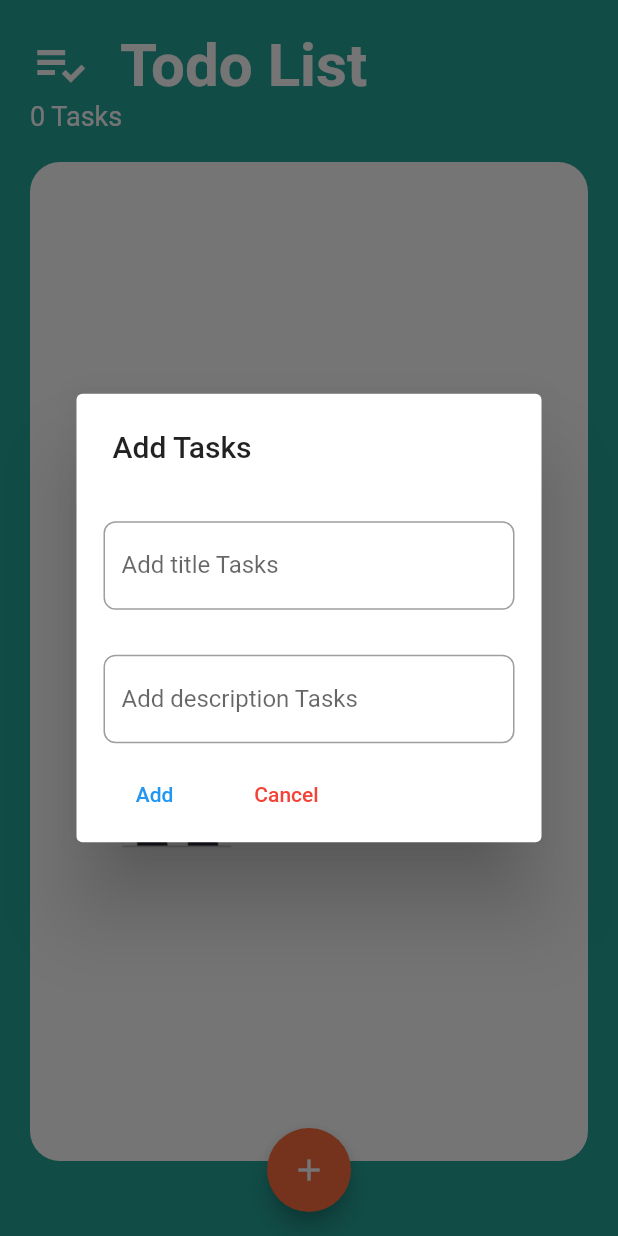
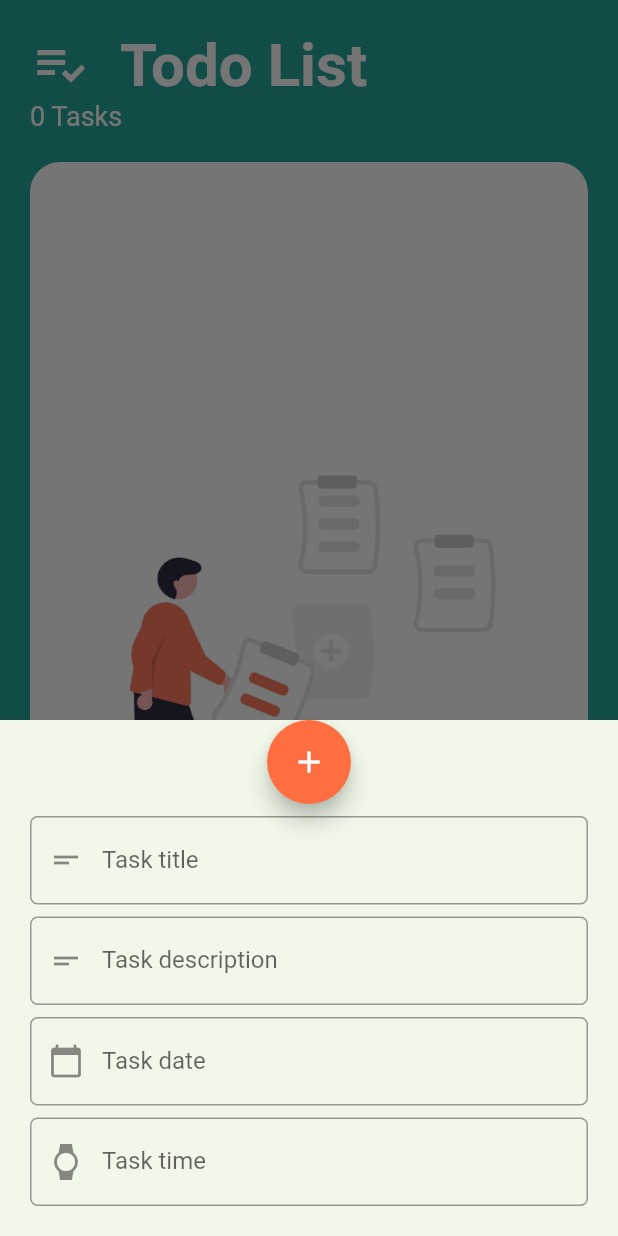
Before and after one commit to islamelgendy1990/Todo_List_App, a Flutter app: the screen it shows after launch, after a tap on the "add" icon, on a phone screen of 412 x 824 dp. Run offline on Flutter 3.47's test engine with Material 2 defaults, Android fonts, the phone set to English and light mode, and no system bars; our stand-ins replace bloc, flutter_bloc, flutter_slidable, sqflite; accounts and stored records are empty.

Commit message:
add bottom sheet

```diff
--- a/lib/bloc/task_cubit.dart
+++ b/lib/bloc/task_cubit.dart
@@ -14,9 +14,15 @@ class TaskCubit extends Cubit<TaskStates> {
     return BlocProvider.of(context);
   }
 
+  final GlobalKey<FormState> FromKey = GlobalKey<FormState>();
+  var scaffoldKey = GlobalKey<ScaffoldState>();
 
   TextEditingController titleTextController = TextEditingController();
   TextEditingController descriptionTextController = TextEditingController();
+
+
+  TextEditingController dateController = TextEditingController();
+  TextEditingController timeController = TextEditingController();
 
 
   late Database database;
@@ -26,15 +32,17 @@ class TaskCubit extends Cubit<TaskStates> {
 
    int? id ;
 
+  bool fIcon = false;
+
 
 
   void createDataBase() async {
-    database = await openDatabase('demo.db', version: 1,
+    database = await openDatabase('demoo.db', version: 1,
         onCreate: (database, version) {
           print('database created');
           database
               .execute(
-              'CREATE TABLE tasks (id INTEGER PRIMARY KEY, title TEXT, description TEXT)')
+              'CREATE TABLE taskAll (id INTEGER PRIMARY KEY, title TEXT, description TEXT, date TEXT, time TEXT)')
               .then((value) {
             print('table Created');
           }).catchError((error) {});
@@ -49,11 +57,13 @@ class TaskCubit extends Cubit<TaskStates> {
   void insertToDataBase({
     required String title,
     required String description,
+    required String date,
+    required String time,
   }) {
     database.transaction((txn) async {
       await txn
           .rawInsert(
-          'INSERT INTO tasks(title, description) VALUES("$title","$description")')
+          'INSERT INTO taskAll(title, description, date, time) VALUES("$title","$description","$date","$time")')
           .then((value) {
         print('$value inserted successfully');
         emit(InsertDatabaseStates());
@@ -66,34 +76,57 @@ class TaskCubit extends Cubit<TaskStates> {
 
 
   void getDataFromDatabase(database) async {
-    tasksList = await database.rawQuery('SELECT * FROM tasks');
+    tasksList = await database.rawQuery('SELECT * FROM taskAll');
     emit(GetDatabaseStates());
     print(tasksList);
   }
 
 
 
-  // void deleteDataFromDatabase({ required int id}) async
-  // {
-  //   database.rawDelete('DELETE FROM tasks WHERE id = ?', [id]).then((value) {
-  //     getDataFromDatabase(database);
-  //     emit(DeleteDatabaseStates());
-  //   });
-  // }
-
-
 
   void deleteFromDatabase({ required int id,}) async
   {
-    await database.rawDelete('DELETE FROM tasks WHERE id = ?', [id]).then((value) {
+    await database.rawDelete('DELETE FROM taskAll WHERE id = ?', [id]).then((value) {
+
       print('$value item is deleted from database');
       emit(DeleteDatabaseStates());
+
       getDataFromDatabase(database);
+
     }).catchError((onError) {
       print(onError);
     });
   }
 
 
+  void updateFromDatabase({
+    required int id,
+    required String title,
+    required String description,
+    required String date,
+    required String time,
+
+  }) {
+    database.rawUpdate('UPDATE taskAll SET title=?,description=?,date=?,time=? WHERE id = ?', [
+      id,
+      title,
+      description,
+      date,
+      time,
+    ]).then((value) {
+      emit(UpdateDatabaseStates());
+      print('item is update');
+    }).catchError((error) {
+      print('error is ${error.toString()}');
+    });
+  }
+
+
+  void changeIcon() {
+    fIcon = !fIcon;
+    emit(ChangeIconBottomSheet());
+  }
+
+
 
 }
--- a/lib/models/task.dart
+++ b/lib/models/task.dart
@@ -4,23 +4,29 @@ class Task {
   int? id;
   String? title;
   String? description;
+  String? date;
+  String? time;
 
   Task({
     this.id,
     this.title,
     this.description,
+    this.date,
+    this.time,
   });
 
   Task.fromMap(Map map) :
-        this.id = map['id'],
-        this.title = map['title'],
-        this.description = map['description'];
+      this.id = map['id'],
+      this.title = map['title'],
+      this.description = map['description'];
 
   Map toMap(){
     return {
       'id': this.id,
       'title': this.title,
       'description': this.description,
+      'date': this.date,
+      'time': this.time,
     };
   }
 }
--- a/lib/states/task_states.dart
+++ b/lib/states/task_states.dart
@@ -13,3 +13,7 @@
    class GetDatabaseStates extends TaskStates {}
 
    class DeleteDatabaseStates extends TaskStates {}
+
+   class UpdateDatabaseStates extends TaskStates {}
+
+   class ChangeIconBottomSheet extends TaskStates {}
--- a/lib/ui/home_page.dart
+++ b/lib/ui/home_page.dart
@@ -1,9 +1,12 @@
 import 'package:flutter/cupertino.dart';
 import 'package:flutter/material.dart';
+import 'package:flutter/services.dart';
 import 'package:flutter_bloc/flutter_bloc.dart';
 import 'package:todo_list_app/bloc/task_cubit.dart';
-import 'package:todo_list_app/models/task.dart';
 import 'package:todo_list_app/states/task_states.dart';
+import 'package:intl/intl.dart';
+import 'package:flutter_slidable/flutter_slidable.dart';
+
 
 
 class HomePage extends StatelessWidget {
@@ -22,10 +25,10 @@ class HomePage extends StatelessWidget {
         listener: (BuildContext context, state){},
         builder: (BuildContext context, state){
 
-
           var cubit = TaskCubit.get(context);
 
-
+          var height= MediaQuery.of(context).size.height;
+          var width= MediaQuery.of(context).size.width;
 
           return Scaffold(
             backgroundColor: Colors.teal[400],
@@ -67,86 +70,91 @@ class HomePage extends StatelessWidget {
                                     crossAxisAlignment: CrossAxisAlignment.center,
                                     children: [
                                       const SizedBox(height: 5,),
-                                      Dismissible(
-                                          key: Key(cubit.tasksList[index]['id'].toString()),
-                                          onDismissed: (direction)
-                                          {
-                                            if (direction == DismissDirection.startToEnd) {
-                                              cubit.deleteFromDatabase(id: cubit.tasksList[index]['id']);
-                                            } else {
-                                              cubit.deleteFromDatabase(id: cubit.tasksList[index]['id']);
-                                            }
-                                          },
-                                        background: Container(
-                                          color: Colors.red,
-                                          child: Padding(
-                                            padding: const EdgeInsets.all(15),
-                                            child: Row(
-                                              mainAxisAlignment: MainAxisAlignment.start,
-                                              children: const [
-                                                Icon(Icons.delete, color: Colors.white),
-                                                Text('Move to trash', style: TextStyle(color: Colors.white)),
-                                              ],
+                                      Slidable(
+                                        key: const ValueKey(0),
+                                        startActionPane: ActionPane(
+                                          motion: const ScrollMotion(),
+                                          children: [
+                                            SlidableAction(
+                                              onPressed: (context){
+                                                cubit.deleteFromDatabase(id: cubit.tasksList[index]['id']);
+                                              },
+                                              backgroundColor: const Color(0xFFFE4A49),
+                                              foregroundColor: Colors.white,
+                                              icon: Icons.delete,
+                                              label: 'Delete',
                                             ),
-                                          ),
+                                          ],
                                         ),
-                                        secondaryBackground: Container(
-                                          color: Colors.red,
-                                          child: Padding(
-                                            padding: const EdgeInsets.all(15),
-                                            child: Row(
-                                              mainAxisAlignment: MainAxisAlignment.end,
-                                              children: const [
-                                                Icon(Icons.delete, color: Colors.white),
-                                                Text('Move to trash', style: TextStyle(color: Colors.white)),
-                                              ],
+                                        endActionPane: ActionPane(
+                                          motion: const ScrollMotion(),
+                                          children: [
+                                            SlidableAction(
+                                              onPressed: (context){
+                                                cubit.updateFromDatabase(id: cubit.tasksList[index]['id'], title: cubit.titleTextController.text, description: cubit.descriptionTextController.text, date: cubit.dateController.text, time: cubit.timeController.text);
+                                                bottomSheet(context, cubit);
+                                              },
+                                              backgroundColor: const Color(0xFF21B7CA),
+                                              foregroundColor: Colors.white,
+                                              icon: Icons.edit,
+                                              label: 'Update',
                                             ),
-                                          ),
+                                          ],
                                         ),
-                                        confirmDismiss: (DismissDirection direction) async {
-                                          return await showDialog(
-                                            context: context,
-                                            builder: (BuildContext context) {
-                                              return AlertDialog(
-                                                title: const Text("Delete Confirmation"),
-                                                content: const Text("Are you sure you want to delete this item?"),
-                                                actions: [
-                                                  FlatButton(
-                                                      onPressed: () => Navigator.of(context).pop(true),
-                                                      child: const Text("Delete")
-                                                  ),
-                                                  FlatButton(
-                                                    onPressed: () => Navigator.of(context).pop(false),
-                                                    child: const Text("Cancel"),
-                                                  ),
-                                                ],
-                                              );
-                                            },
-                                          );
-                                        },
                                           child: Padding(
                                             padding: const EdgeInsets.only(left: 0, right: 0),
                                             child: Card(
-                                              child: ListTile(
-                                                title: Text(
-                                                  cubit.tasksList[index]['title'].toString(),
-                                                  maxLines: 3,
-                                                  style: const TextStyle(fontSize: 15),
-                                                ),
-                                                isThreeLine: true,
-                                                subtitle: Text(
-                                                  cubit.tasksList[index]['description'].toString(),
-                                                  maxLines: 6,
-                                                  style: const TextStyle(fontWeight: FontWeight.bold, fontSize: 20),
+                                              child: Container(
+                                                height:(width>height)?width/2:height/7,
+                                                width: width,
+                                                padding: const EdgeInsets.all(12),
+                                                child: Row(
+                                                  mainAxisSize: MainAxisSize.min,
+                                                  children: [
+                                                    CircleAvatar(
+                                                        radius: 50,
+                                                        backgroundColor: Colors.teal[400],
+                                                        child: Text(cubit.tasksList[index]['time'].toString(),)),
+                                                    const SizedBox(width: 10),
+                                                    Expanded(
+                                                      child: Column(
+                                                        mainAxisSize: MainAxisSize.min,
+                                                        mainAxisAlignment: MainAxisAlignment.spaceBetween,
+                                                        children: [
+                                                          Text(cubit.tasksList[index]['title'].toString(),
+                                                            style: const TextStyle(
+                                                                color: Colors.black54,
+                                                                fontSize: 17,
+                                                                fontWeight: FontWeight.bold),maxLines: 1,),
+                                                          Text(cubit.tasksList[index]['description'].toString(),
+                                                            style: const TextStyle(
+                                                                color: Colors.black,
+                                                                fontSize: 17,
+                                                                fontWeight: FontWeight.bold),maxLines: 2,),
+                                                          const SizedBox(height: 10),
+                                                          Text(cubit.tasksList[index]['date'].toString(),
+                                                              style: const TextStyle(
+                                                                color: Colors.grey,
+                                                                fontSize: 14,
+                                                              )),
+                                                        ],
+                                                      ),
+                                                    ),
+                                                  ],
                                                 ),
                                               ),
                                               color: Colors.white,
-                                              elevation: 2,
+                                              elevation: 0,
                                               shadowColor: Colors.cyanAccent,
                                             ),
                                           ),
                                       ),
-                                      const SizedBox(height: 5,),
+                                       Divider(
+                                        color: Colors.grey[200],
+                                        endIndent: 10,
+                                        indent: 10,
+                                        thickness: 4,
+                                      ),
                                     ],
                                   ),
                                 )
@@ -161,80 +169,164 @@ class HomePage extends StatelessWidget {
             ),
             floatingActionButtonLocation: FloatingActionButtonLocation.centerFloat,
             floatingActionButton: FloatingActionButton(
-              onPressed: (){
-                _showDialog(context);
-              },
-              child: const Icon(Icons.add),
-              backgroundColor: Colors.deepOrangeAccent,
-            ),
+               child: const Icon(Icons.add),
+               backgroundColor: Colors.deepOrangeAccent,
+              onPressed: () {
+                bottomSheet(context, cubit);
+              }
+            )
           );
         },
       ),
     );
   }
-}
 
 
 
- void _showDialog(BuildContext context) {
-
-  var cubit = TaskCubit.get(context);
 
 
-  showDialog(
-    context: context,
-    builder: (BuildContext context) {
-      return AlertDialog(
-        title:  const Text("Add Tasks"),
-        actions: <Widget>[
-          Padding(
-            padding: const EdgeInsets.all(10),
-            child: TextField(
-              controller: cubit.titleTextController,
-              decoration: const InputDecoration(
-                  labelText: "Add title Tasks",
-                  border: OutlineInputBorder(
-                      borderRadius: BorderRadius.all(Radius.circular(8))
-                  )
-              ),
-            ),
-          ),
-          const SizedBox(height: 10,),
-          Padding(
-            padding: const EdgeInsets.all(10),
-            child: TextField(
-              controller: cubit.descriptionTextController,
-              decoration: const InputDecoration(
-                  labelText: "Add description Tasks",
-                  border: OutlineInputBorder(
-                      borderRadius: BorderRadius.all(Radius.circular(8))
-                  )
-              ),
-            ),
-          ),
-          Row(
-            children: [
-              MaterialButton(
-                child: const Text("Add", style: TextStyle(color: Colors.blue),),
-                onPressed: () {
-                  cubit.insertToDataBase(title: cubit.titleTextController.text, description: cubit.descriptionTextController.text);
-                 // cubit.getDataFromDatabase(cubit.database);
-                  cubit.titleTextController.clear();
-                  cubit.descriptionTextController.clear();
-                  Navigator.pop(context);
-                },
-              ),
-              MaterialButton(
-                child: const Text("Cancel", style: TextStyle(color: Colors.red),),
-                onPressed: () {
-                  Navigator.pop(context);
-                },
-              ),
-            ],
-          ),
-        ],
-      );
-    },
-    barrierDismissible: false,
-  );
+
+   bottomSheet(context, cubit) {
+     var cubit = TaskCubit.get(context);
+     showModalBottomSheet(context: context, builder: (BuildContext context){
+       return Container(
+       color: Colors.lightGreen.shade50,
+         padding: const EdgeInsets.only(bottom: 20, left: 20, right: 20),
+           child: Form(
+             key: cubit.FromKey,
+             child: Column(
+               mainAxisSize: MainAxisSize.min,
+               children: [
+                 FloatingActionButton(
+                     child: !cubit.fIcon ? const Icon(Icons.add) : const Icon(Icons.edit),
+                     backgroundColor: Colors.deepOrangeAccent,
+                     onPressed: (){
+                  if (!cubit.fIcon) {
+                    if (cubit.FromKey.currentState!.validate()) {
+                      cubit.insertToDataBase(
+                          title: cubit.titleTextController.text,
+                          description: cubit.descriptionTextController.text,
+                          date: cubit.dateController.text,
+                          time: cubit.timeController.text);
+                      cubit.titleTextController.clear();
+                      cubit.descriptionTextController.clear();
+                      cubit.timeController.clear();
+                      cubit.dateController.clear();
+                      Navigator.pop(context);
+                    } else {
+                      cubit.scaffoldKey.currentState!
+                          .showBottomSheet<dynamic>(
+                              (context) => bottomSheet(context, cubit))
+                          .closed
+                          .then((value) => cubit.changeIcon());
+                      cubit.changeIcon();
+                   }
+                    }
+                     }
+                 ),
+                 const SizedBox(height: 8),
+                 TextFormField(
+                   inputFormatters: [
+                     LengthLimitingTextInputFormatter(55),
+                   ],
+                   controller: cubit.titleTextController,
+                   keyboardType: TextInputType.text,
+                   decoration: InputDecoration(
+                       prefixIcon: const Icon(Icons.short_text),
+                       labelText: "Task title",
+                       border: OutlineInputBorder(
+                           borderSide: const BorderSide(color: Colors.lightGreen),
+                           borderRadius: BorderRadius.circular(5),
+                           gapPadding: 5)),
+                   validator: (value) {
+                     if (value == null || value.isEmpty) {
+                       return 'Please enter enter some title';
+                     }
+                     return null;
+                   },
+                 ),
+                 const SizedBox(height: 8),
+                 TextFormField(
+                   inputFormatters: [
+                     LengthLimitingTextInputFormatter(55),
+                   ],
+                   controller: cubit.descriptionTextController,
+                   keyboardType: TextInputType.text,
+                   decoration: InputDecoration(
+                       prefixIcon: const Icon(Icons.short_text),
+                       labelText: "Task description",
+                       border: OutlineInputBorder(
+                           borderSide: const BorderSide(color: Colors.lightGreen),
+                           borderRadius: BorderRadius.circular(5),
+                           gapPadding: 5)),
+                   validator: (value) {
+                     if (value == null || value.isEmpty) {
+                       return 'Please enter some description';
+                     }
+                     return null;
+                   },
+                 ),
+                 const SizedBox(height: 8),
+                 TextFormField(
+                   onTap: () {
+                     showDatePicker(
+                         context: context,
+                         initialDate: DateTime.now(),
+                         firstDate: DateTime.now(),
+                         lastDate: DateTime.parse('2022-05-01'))
+                         .then((value) => cubit.dateController.text =
+                         DateFormat.yMMMEd().format(value!).toString());
+                   },
+                   controller: cubit.dateController,
+                   keyboardType: TextInputType.datetime,
+                   validator: (value) {
+                     if (value == null || value.isEmpty) {
+                       return 'Please enter Your Task date';
+                     }
+                     return null;
+                   },
+                   decoration: InputDecoration(
+                       prefixIcon: const Icon(Icons.calendar_today),
+                       labelText: "Task date",
+                       border: OutlineInputBorder(
+                           borderSide: const BorderSide(color: Colors.lightGreen),
+                           borderRadius: BorderRadius.circular(5),
+                           gapPadding: 5)),
+                 ),
+                 const SizedBox(height: 8),
+                 TextFormField(
+                   onTap: () {
+                     showTimePicker(context: context, initialTime: TimeOfDay.now())
+                         .then((value) => cubit.timeController.text =
+                         value!.format(context).toString());
+                   },
+                   controller: cubit.timeController,
+                   keyboardType: TextInputType.datetime,
+                   validator: (value) {
+                     if (value == null || value.isEmpty) {
+                       return 'Enter Your Task time';
+                     }
+                     return null;
+                   },
+                   decoration: InputDecoration(
+                       prefixIcon: const Icon(Icons.watch),
+                       labelText: "Task time",
+                       border: OutlineInputBorder(
+                           borderSide: const BorderSide(color: Colors.lightGreen),
+                           borderRadius: BorderRadius.circular(5),
+                           gapPadding: 5)),
+                 )
+               ],
+             ),
+           ),
+       );
+
+     });
+  }
+
+
+
+
+
+
 }
--- a/pubspec.yaml
+++ b/pubspec.yaml
@@ -38,6 +38,8 @@ dependencies:
   bloc: ^8.0.1
   sqflite: ^2.0.0-nullsafety.2
   path: ^1.8.0
+  intl: ^0.17.0
+  flutter_slidable: ^1.2.0
 
 dev_dependencies:
   flutter_test:
```
Also changed, not shown: pubspec.lock.
